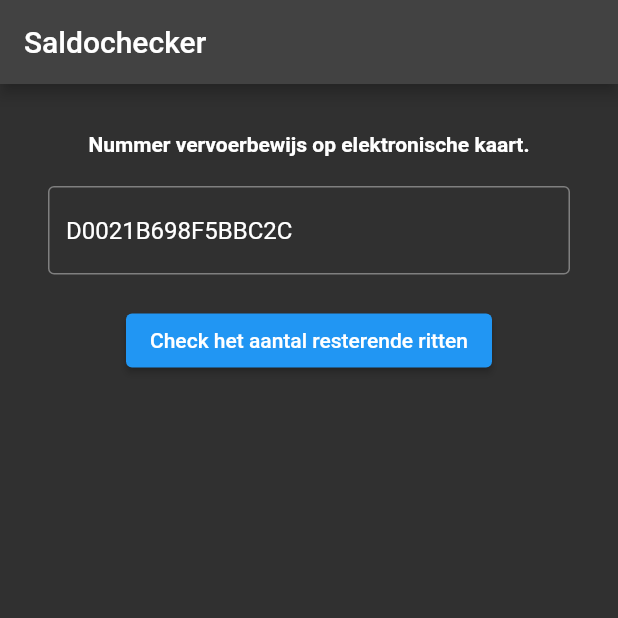
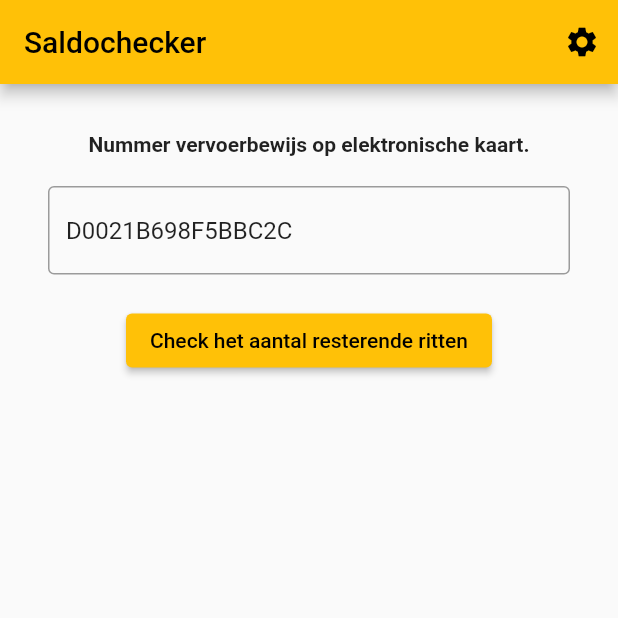
Before and after one commit to AlfianSanjaya/saldochecker, a Flutter app: the screen it shows after launch, on a phone screen of 412 x 824 dp, the top half of it. Run offline on Flutter 3.47's test engine with Material 2 defaults, Android fonts, the light colour scheme and no system bars.

Commit message:
Add dark theme setting

```diff
--- a/lib/main.dart
+++ b/lib/main.dart
@@ -1,6 +1,7 @@
 import 'package:flutter/material.dart';
+import 'package:provider/provider.dart';
+import 'package:saldochecker/models/settings_data.dart';
 import 'package:saldochecker/routes/routes.dart';
-import 'package:saldochecker/saldochecker_form.dart';
 
 void main() {
   runApp(const SaldoChecker());
@@ -9,21 +10,23 @@ void main() {
 class SaldoChecker extends StatelessWidget {
   const SaldoChecker({Key? key}) : super(key: key);
 
-  // This widget is the root of your application.
   @override
   Widget build(BuildContext context) {
-    return MaterialApp(
-      title: 'SaldoChecker App',
-      theme: ThemeData(
-        primarySwatch: Colors.blue,
-        brightness: Brightness.dark,
-      ),
-      initialRoute: RouteManager.homePage,
-      onGenerateRoute: RouteManager.generateRoute,
+    return MultiProvider(
+      providers: [
+        ChangeNotifierProvider(create: (context) => SettingsData()),
+      ],
+      builder: (context, child) {
+        return MaterialApp(
+          theme: ThemeData(
+            primarySwatch: Colors.amber,
+          ),
+          darkTheme: ThemeData.dark(),
+          themeMode: context.watch<SettingsData>().currentThemeMode,
+          initialRoute: RouteManager.homePage,
+          onGenerateRoute: RouteManager.generateRoute,
+        );
+      },
     );
   }
-
-  void onPressed() {
-    // TODO: Implement OnPressed function
-  }
 }
--- a/lib/main_page.dart
+++ b/lib/main_page.dart
@@ -1,7 +1,5 @@
 import 'package:flutter/material.dart';
-import 'package:flutter/src/foundation/key.dart';
-import 'package:flutter/src/widgets/framework.dart';
-import 'package:flutter/src/widgets/placeholder.dart';
+import 'package:saldochecker/routes/routes.dart';
 import 'package:saldochecker/saldochecker_form.dart';
 
 class MainPage extends StatefulWidget {
@@ -17,12 +15,20 @@ class _MainPageState extends State<MainPage> {
     return Scaffold(
       appBar: AppBar(
         title: const Text("Saldochecker"),
+        actions: [
+          IconButton(
+            onPressed: () {
+              Navigator.of(context).pushNamed(RouteManager.settingsPage);
+            },
+            icon: const Icon(Icons.settings),
+          )
+        ],
       ),
       body: Center(
         child: Container(
           padding: const EdgeInsets.all(16.0),
           margin: const EdgeInsets.all(16.0),
-          child: SaldoCheckerForm(),
+          child: const SaldoCheckerForm(),
         ),
       ),
     );
--- /dev/null
+++ b/lib/models/settings_data.dart
@@ -0,0 +1,16 @@
+import 'package:flutter/material.dart';
+
+class SettingsData with ChangeNotifier {
+  ThemeMode _currentTheme = ThemeMode.light;
+
+  ThemeMode get currentThemeMode => _currentTheme;
+
+  bool isDarkMode() {
+    return _currentTheme == ThemeMode.dark;
+  }
+
+  void toggleTheme(isOn) {
+    _currentTheme = isOn ? ThemeMode.dark : ThemeMode.light;
+    notifyListeners();
+  }
+}
--- a/lib/routes/routes.dart
+++ b/lib/routes/routes.dart
@@ -1,6 +1,8 @@
 import 'package:flutter/material.dart';
 import 'package:saldochecker/information_page.dart';
 import 'package:saldochecker/main_page.dart';
+
+import '../settings.dart';
 
 class RouteManager {
   static const String homePage = '/';
@@ -8,7 +10,7 @@ class RouteManager {
   static const String settingsPage = '/settingsPage';
 
   static Route<dynamic> generateRoute(RouteSettings settings) {
-    var arguments;
+    Map<String, dynamic>? arguments;
 
     if (settings.arguments != null) {
       arguments = settings.arguments as Map<String, dynamic>;
@@ -20,9 +22,11 @@ class RouteManager {
       case ticketDetailsPage:
         return MaterialPageRoute(
             builder: (context) =>
-                InformationPage(ticketID: arguments["ticketID"]));
+                InformationPage(ticketID: arguments!["ticketID"]));
+      case settingsPage:
+        return MaterialPageRoute(builder: (context) => const Settings());
       default:
-        throw FormatException("Route not found!");
+        throw const FormatException("Route not found!");
     }
   }
 }
--- a/lib/saldochecker_form.dart
+++ b/lib/saldochecker_form.dart
@@ -1,11 +1,5 @@
-import 'dart:io';
-
 import 'package:flutter/material.dart';
-import 'package:http/src/client.dart';
-import 'package:saldochecker/information_page.dart';
-import 'package:saldochecker/models/ticket_information.dart';
 import 'package:saldochecker/routes/routes.dart';
-import 'package:saldochecker/services/ticket_service.dart';
 import 'strings.dart' as strings;
 
 class SaldoCheckerForm extends StatefulWidget {
@@ -66,25 +60,20 @@ class SaldoCheckerFormState extends State<SaldoCheckerForm> {
       child: Column(
         mainAxisAlignment: MainAxisAlignment.start,
         children: <Widget>[
-          Container(
-            child: const Text(
+          const Text(
             strings.lableTextfField,
             style: TextStyle(fontWeight: FontWeight.bold),
-            ),
           ),
           const SizedBox(
             height: 20,
           ),
-          Container(
-            // TODO: enter with capitals and space
-            child: TextFormField(
+          TextFormField(
             controller: _ticketIDController,
             validator: validateTicketID,
             decoration: const InputDecoration(
               hintText: 'D002 1B69 8F5B BC2C',
               border: OutlineInputBorder(),
               errorMaxLines: 3,
-              ),
             ),
           ),
           const SizedBox(
--- a/pubspec.yaml
+++ b/pubspec.yaml
@@ -36,6 +36,7 @@ dependencies:
   cupertino_icons: ^1.0.2
   http: ^0.13.5
   intl: ^0.18.0
+  provider: ^6.0.5
 
 dev_dependencies:
   flutter_test:
```
Also changed, not shown: lib/information_page.dart (+4 -4 lines), lib/settings.dart (added, +36 -0 lines), pubspec.lock, 3 other files. Lines whose indentation alone changed are shown as unchanged.
